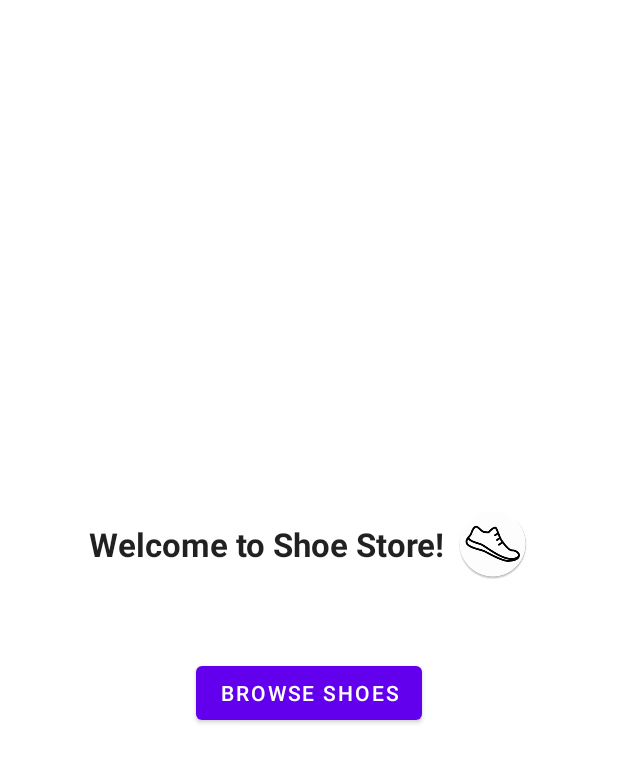
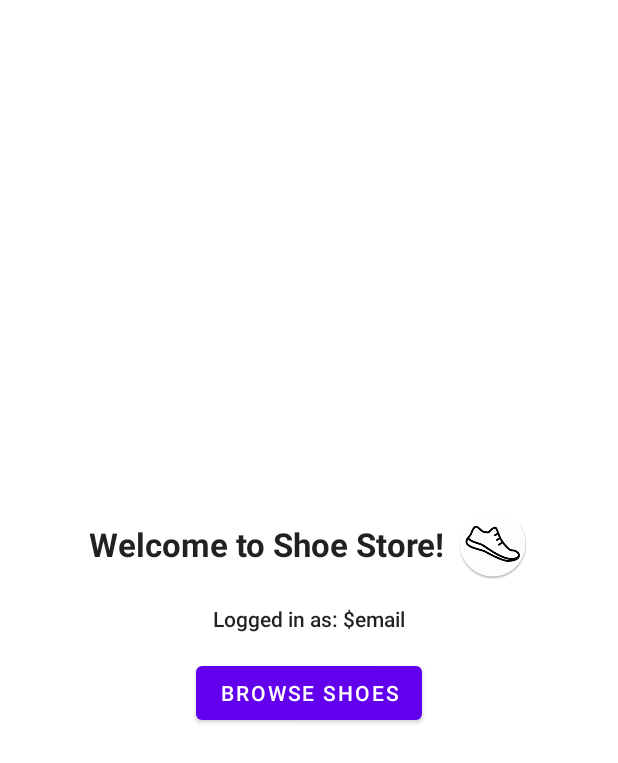
Before and after one commit to abdel-17/shoe-store, an Android app: the layout fragment_welcome.xml on its own in the app's theme, with its tools: preview values and no code run, on a phone screen of 412 x 824 dp. Shown: the top 763 px of the screen. Run offline under Robolectric (Android 15) with nearby library versions, the phone set to English and light mode, and no system bars.

```diff
--- a/app/src/main/res/layout/activity_main.xml
+++ b/app/src/main/res/layout/activity_main.xml
@@ -1,11 +1,11 @@
 <?xml version="1.0" encoding="utf-8"?>
 
 <layout xmlns:android="http://schemas.android.com/apk/res/android"
-    xmlns:app="http://schemas.android.com/apk/res-auto">
+    xmlns:app="http://schemas.android.com/apk/res-auto" >
 
     <FrameLayout
         android:layout_width="match_parent"
-        android:layout_height="match_parent">
+        android:layout_height="match_parent" >
 
         <androidx.fragment.app.FragmentContainerView
             android:id="@+id/nav_host"
@@ -13,6 +13,6 @@
             android:layout_width="match_parent"
             android:layout_height="match_parent"
             app:defaultNavHost="true"
-            app:navGraph="@navigation/navigation"/>
+            app:navGraph="@navigation/navigation" />
     </FrameLayout>
 </layout>
--- a/app/src/main/res/layout/fragment_welcome.xml
+++ b/app/src/main/res/layout/fragment_welcome.xml
@@ -50,7 +50,8 @@
             app:layout_constraintBottom_toTopOf="@+id/button_browse_shoes"
             app:layout_constraintEnd_toEndOf="parent"
             app:layout_constraintStart_toStartOf="parent"
-            app:layout_constraintTop_toBottomOf="@+id/image_shoe" />
+            app:layout_constraintTop_toBottomOf="@+id/image_shoe"
+            tools:text="Logged in as: $email" />
 
         <Button
             android:id="@+id/button_browse_shoes"
```
Also changed, not shown: app/src/main/java/com/example/shoestore/MainActivity.kt (+13 -3 lines).
